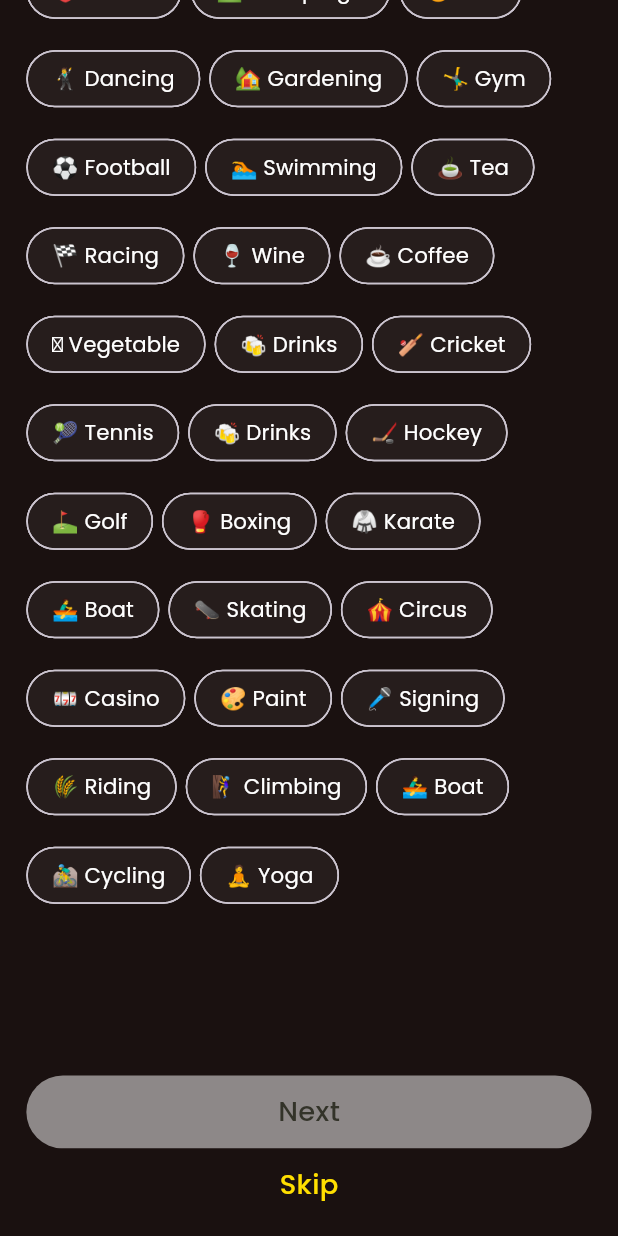
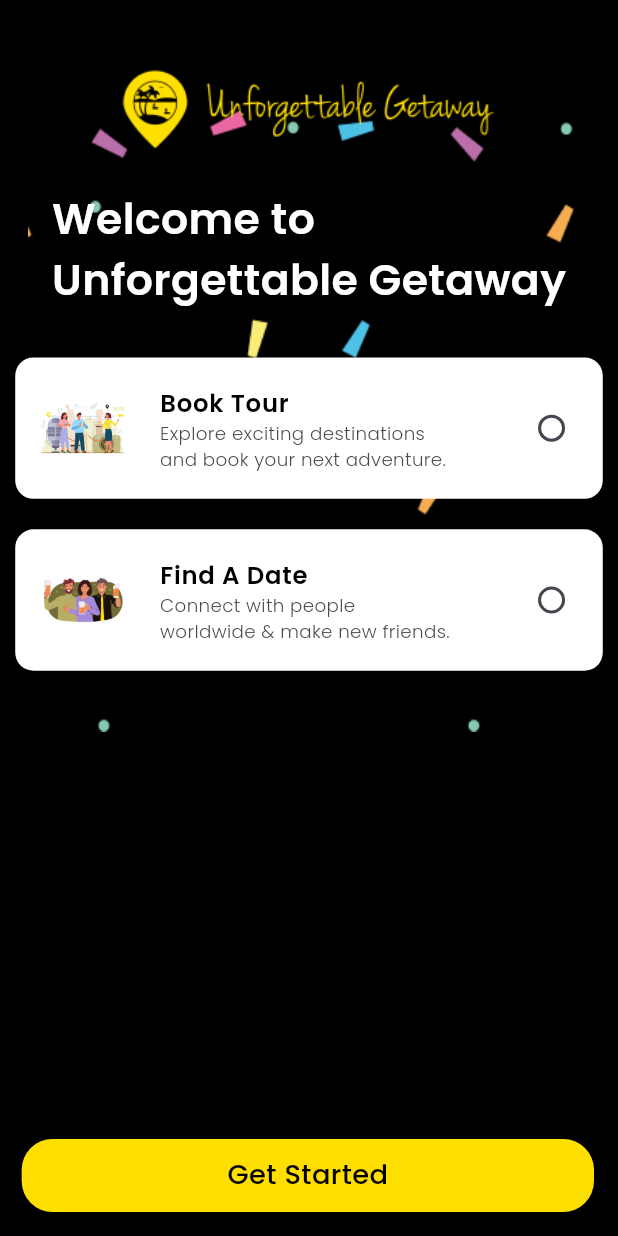
Before and after one commit to Mdsumon743/unforgettable_getaway, a Flutter app: the InterestSelectionScreen screen opened directly, scrolled down 537 dp, after a tap on "Next", on a phone screen of 412 x 824 dp. Run offline on Flutter 3.47's test engine with Material 3 defaults, Android fonts, the phone set to English and light mode, and no system bars; our stand-ins replace country_code_picker, firebase_core, firebase_messaging, flutter_local_notifications, flutter_screenutil, flutter_svg and 5 more; missing offline and left inert: country_flags, flutter_facebook_auth; accounts and stored records are empty.

```diff
--- a/lib/core/route/route.dart
+++ b/lib/core/route/route.dart
@@ -8,6 +8,7 @@ import 'package:unforgettable_getaway/feature/auth/presentation/screen/login.dar
 import 'package:unforgettable_getaway/feature/auth/presentation/screen/login_or_signup_screen.dart';
 import 'package:unforgettable_getaway/feature/auth/presentation/screen/sign_up_screen.dart';
 import 'package:unforgettable_getaway/feature/auth/presentation/screen/verify_email_screen.dart';
+import 'package:unforgettable_getaway/feature/home/presentation/screen/home.dart';
 import 'package:unforgettable_getaway/feature/meet_people/presentation/screen/meet_people.dart';
 import 'package:unforgettable_getaway/feature/onboarding/presentation/screen/onboarding.dart';
 
@@ -23,7 +24,12 @@ class AppRoute {
   static const String createPasword = "/createPassword";
   static const String selectCity = "/selectCiry";
   static const String namebirthScreen = "/namebirthScreen";
+  static const String home = "/home";
   static final route = [
+       GetPage(
+        name: home,
+        page: () => const Home(),
+        transition: Transition.rightToLeft),
      GetPage(
         name: namebirthScreen,
         page: () => const NameBirthdayScreen(),
--- a/lib/core/utils/assetpath.dart
+++ b/lib/core/utils/assetpath.dart
@@ -1,5 +1,6 @@
 class Assetpath {
   static const String logoOnboarding = "assets/images/logo.png";
+  static const String logo = "assets/images/logo_image.png";
   static const String notification = "assets/icons/notification.png";
   static const String menu = "assets/icons/menu.png";
   static const String location = "assets/icons/location_on.png";
@@ -41,15 +42,15 @@ class Assetpath {
   static const String searchList = "assets/images/search_list.png";
   static const String popup1 = "assets/icons/popup1.png";
   static const String popup2 = "assets/icons/popup2.png";
-  static const String check= "assets/icons/check.png";
-  static const String visa= "assets/images/visa.png";
-  static const String paypal= "assets/images/paypal.png";
-  static const String pay= "assets/images/pay.png";
-  static const String gpay= "assets/images/gpay.png";
-  static const String creditcard= "assets/images/creditcard.png";
-  static const String cross= "assets/images/cross.png";
-  static const String finalpic= "assets/images/finalpic.png";
-
-
-
+  static const String check = "assets/icons/check.png";
+  static const String visa = "assets/images/visa.png";
+  static const String paypal = "assets/images/paypal.png";
+  static const String pay = "assets/images/pay.png";
+  static const String gpay = "assets/images/gpay.png";
+  static const String creditcard = "assets/images/creditcard.png";
+  static const String cross = "assets/images/cross.png";
+  static const String finalpic = "assets/images/finalpic.png";
+  static const String tour = "assets/images/booking.png";
+  static const String date = "assets/images/finddate.png";
+  static const String creative = "assets/images/creative.png";
 }
--- a/lib/feature/account_setup/presentation/screen/interest_selection_screen.dart
+++ b/lib/feature/account_setup/presentation/screen/interest_selection_screen.dart
@@ -3,6 +3,7 @@ import 'package:flutter_screenutil/flutter_screenutil.dart';
 import 'package:get/get.dart';
 import 'package:unforgettable_getaway/core/chip_list.dart';
 import 'package:unforgettable_getaway/core/global_widget/custom_button.dart';
+import 'package:unforgettable_getaway/core/route/route.dart';
 import 'package:unforgettable_getaway/core/utils/app_colors.dart';
 import 'package:unforgettable_getaway/core/utils/text_style.dart';
 import 'package:unforgettable_getaway/feature/account_setup/controller/account_controller.dart';
@@ -71,7 +72,7 @@ class InterestSelectionScreen extends StatelessWidget {
                 textColor: AppColors.darkBrown1,
                 backgroundColor: AppColors.whiteColor.withOpacity(0.5),
                 onPressed: () {
-                  // Get.to(() => const GenderSelectionScreen());
+                  Get.toNamed(AppRoute.home);
                 },
                 borderRadius: 40,
               ),
--- a/lib/feature/account_setup/presentation/screen/select_height.dart
+++ b/lib/feature/account_setup/presentation/screen/select_height.dart
@@ -10,7 +10,6 @@ class SelectHeight extends StatefulWidget {
 }
 
 class _SelectHeightState extends State<SelectHeight> {
-
   List<String>? heightsCm = [
     "5.5''",
     "5.6''",
@@ -67,7 +66,7 @@ class _SelectHeightState extends State<SelectHeight> {
                         : null,
                   ),
                   child: Text(
-                    heightsCm?[index]??'',
+                    heightsCm?[index] ?? '',
                     style: TextStyle(
                       fontSize: 18.sp,
                     ),
--- a/lib/feature/home/presentation/screen/home.dart
+++ b/lib/feature/home/presentation/screen/home.dart
@@ -0,0 +1,79 @@
+import 'package:flutter/material.dart';
+import 'package:flutter_screenutil/flutter_screenutil.dart';
+import 'package:unforgettable_getaway/core/global_widget/custom_button.dart';
+import 'package:unforgettable_getaway/core/global_widget/custom_text_popins.dart';
+import 'package:unforgettable_getaway/core/utils/app_colors.dart';
+import 'package:unforgettable_getaway/core/utils/assetpath.dart';
+import 'package:unforgettable_getaway/feature/home/presentation/widget/select_button.dart';
+
+class Home extends StatelessWidget {
+  const Home({super.key});
+
+  @override
+  Widget build(BuildContext context) {
+    return SafeArea(
+      child: Scaffold(
+        backgroundColor: Colors.black,
+        body: Container(
+          decoration: const BoxDecoration(
+              color: Colors.black,
+              image: DecorationImage(
+                  image: AssetImage(Assetpath.creative),
+                  fit: BoxFit.scaleDown,
+                  alignment: Alignment.bottomCenter)),
+          child: SingleChildScrollView(
+            child: Center(
+              child: Padding(
+                padding: EdgeInsets.symmetric(horizontal: 10.r, vertical: 40.r),
+                child: Column(
+                  mainAxisAlignment: MainAxisAlignment.center,
+                  children: [
+                    Image.asset(
+                      Assetpath.logo,
+                      height: 64.h,
+                      width: 256.w,
+                    ),
+                    SizedBox(
+                      height: 20.h,
+                    ),
+                    CustomTextPopins(
+                      text: "Welcome to\nUnforgettable Getaway",
+                      fontWeight: FontWeight.w600,
+                      color: Colors.white,
+                      size: 28.sp,
+                    ),
+                    SizedBox(
+                      height: 30.h,
+                    ),
+                    const SelectButton(
+                        tittle: "Book Tour",
+                        sub:
+                            "Explore exciting destinations\nand book your next adventure.",
+                        image: Assetpath.tour),
+                    SizedBox(
+                      height: 20.h,
+                    ),
+                    const SelectButton(
+                        tittle: "Find A Date",
+                        sub:
+                            "Connect with people\nworldwide & make new friends.",
+                        image: Assetpath.date)
+                  ],
+                ),
+              ),
+            ),
+          ),
+        ),
+        floatingActionButton:  Padding(
+          padding: EdgeInsets.only(left:  30.r),
+          child: CustomButton(
+            text: "Get Started",
+            textColor: Colors.black,
+            borderRadius:  20.r,
+            backgroundColor: AppColors.yellowColor,
+          ),
+        ),
+      ),
+    );
+  }
+}
--- /dev/null
+++ b/lib/feature/home/presentation/widget/select_button.dart
@@ -0,0 +1,46 @@
+import 'package:flutter/material.dart';
+import 'package:flutter_screenutil/flutter_screenutil.dart';
+import 'package:unforgettable_getaway/core/global_widget/custom_text_popins.dart';
+
+class SelectButton extends StatelessWidget {
+  final String tittle;
+  final String sub;
+  final String image;
+  const SelectButton(
+      {super.key,
+      required this.tittle,
+      required this.sub,
+      required this.image});
+
+  @override
+  Widget build(BuildContext context) {
+    return Container(
+      padding: EdgeInsets.all(10.r),
+      decoration: BoxDecoration(
+          borderRadius: BorderRadius.circular(12.r), color: Colors.white),
+      child: Center(
+        child: ListTile(
+          contentPadding: const EdgeInsets.all(0),
+          leading: Image.asset(image,height: 64.h,width: 64.w,),
+          title: CustomTextPopins(
+            text: tittle,
+            fontWeight: FontWeight.w600,
+            size: 16.sp,
+            color: Colors.black,
+          ),
+          subtitle: CustomTextPopins(
+            text: sub,
+            fontWeight: FontWeight.w300,
+            size: 12.sp,
+            color: const Color(0xff4A4A4A),
+          ),
+          trailing: Radio(
+            value: true,
+            groupValue: false,
+            onChanged: (value) {},
+          ),
+        ),
+      ),
+    );
+  }
+}
```
Also changed, not shown: assets/images/booking.png (added), assets/images/creative.png (added), assets/images/finddate.png (added), lib/feature/home/presentation/widget/widget.dart (deleted).
